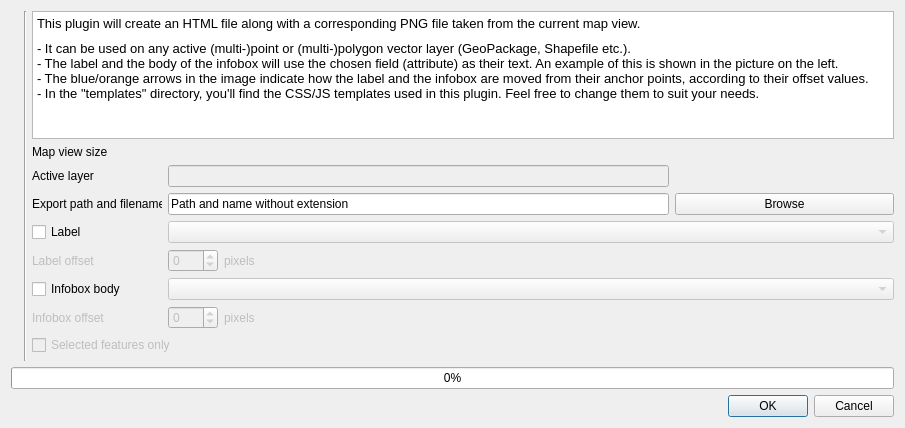
This is html_image_map_creator_dialog_base.ui in geometalab/HTML-Image-Map-Creator-QGIS-Plugin as Qt 5 draws it before an edit. The edited form follows.
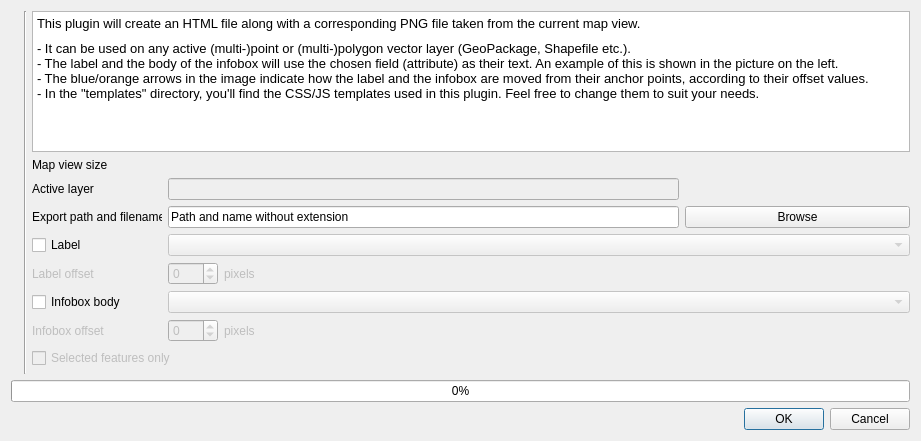
This is the edited form. Icons and pictures are not drawn.

Commit message: Minor dialog size fix

What changed in the file:
```diff
--- a/html_image_map_creator_dialog_base.ui
+++ b/html_image_map_creator_dialog_base.ui
@@ -6,10 +6,16 @@
    <rect>
     <x>0</x>
     <y>0</y>
-    <width>905</width>
-    <height>428</height>
+    <width>921</width>
+    <height>441</height>
    </rect>
   </property>
+  <property name="sizePolicy">
+   <sizepolicy hsizetype="Fixed" vsizetype="Fixed">
+    <horstretch>0</horstretch>
+    <verstretch>0</verstretch>
+   </sizepolicy>
+  </property>
   <property name="windowTitle">
    <string>HTML Image Map Creator</string>
   </property>
@@ -79,7 +85,7 @@
 &lt;p style=&quot; margin-top:0px; margin-bottom:0px; margin-left:0px; margin-right:0px; -qt-block-indent:0; text-indent:0px;&quot;&gt;&lt;span style=&quot; font-family:'Sans Serif'; font-size:10pt;&quot;&gt;- It can be used on any active (multi-)point or (multi-)polygon vector layer (GeoPackage, Shapefile etc.).&lt;/span&gt;&lt;/p&gt;
 &lt;p style=&quot; margin-top:0px; margin-bottom:0px; margin-left:0px; margin-right:0px; -qt-block-indent:0; text-indent:0px;&quot;&gt;&lt;span style=&quot; font-family:'Sans Serif'; font-size:10pt;&quot;&gt;- The label and the body of the infobox will use the chosen field (attribute) as their text. An example of this is shown in the picture on the left.&lt;/span&gt;&lt;/p&gt;
 &lt;p style=&quot; margin-top:0px; margin-bottom:0px; margin-left:0px; margin-right:0px; -qt-block-indent:0; text-indent:0px;&quot;&gt;&lt;span style=&quot; font-family:'Sans Serif'; font-size:10pt;&quot;&gt;- The blue/orange arrows in the image indicate how the label and the infobox are moved from their anchor points, according to their offset values.&lt;/span&gt;&lt;/p&gt;
-&lt;p style=&quot; margin-top:0px; margin-bottom:0px; margin-left:0px; margin-right:0px; -qt-block-indent:0; text-indent:0px;&quot;&gt;&lt;span style=&quot; font-family:'Sans Serif'; font-size:10pt;&quot;&gt;- In the "templates" directory, you'll find the CSS/JS templates used in this plugin. Feel free to change them to suit your needs.&lt;/span&gt;&lt;/p&gt;&lt;/body&gt;&lt;/html&gt;</string>
+&lt;p style=&quot; margin-top:0px; margin-bottom:0px; margin-left:0px; margin-right:0px; -qt-block-indent:0; text-indent:0px;&quot;&gt;&lt;span style=&quot; font-family:'Sans Serif'; font-size:10pt;&quot;&gt;- In the &amp;quot;templates&amp;quot; directory, you'll find the CSS/JS templates used in this plugin. Feel free to change them to suit your needs.&lt;/span&gt;&lt;/p&gt;&lt;/body&gt;&lt;/html&gt;</string>
      </property>
     </widget>
    </item>
```
Left out of the diff: 6 changed lines with no effect on the pictures. The commit also changes 1 other file.
